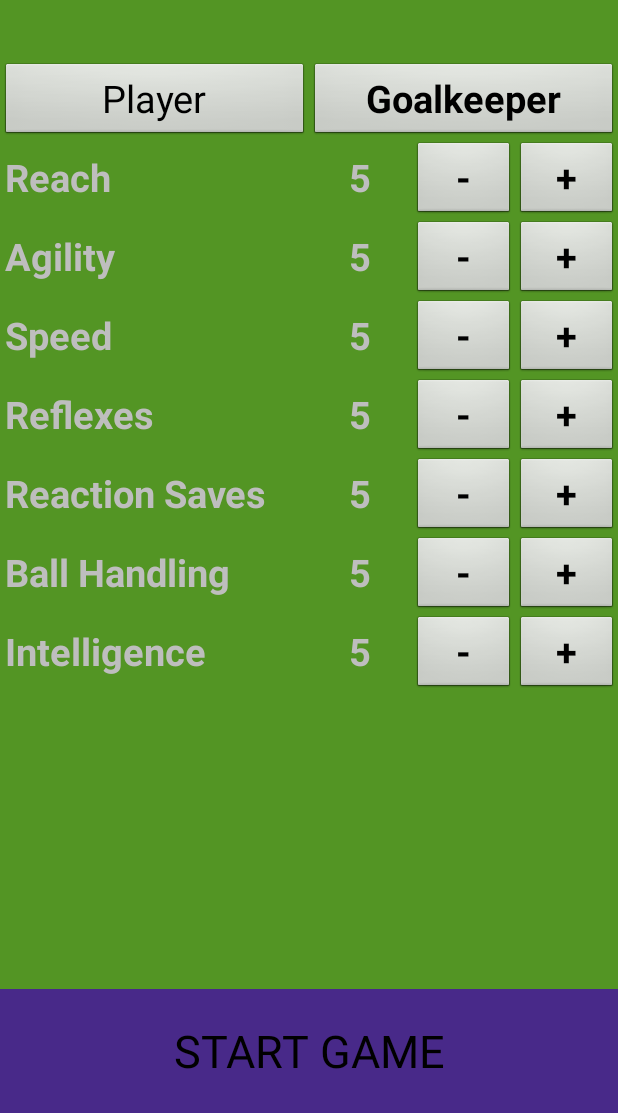
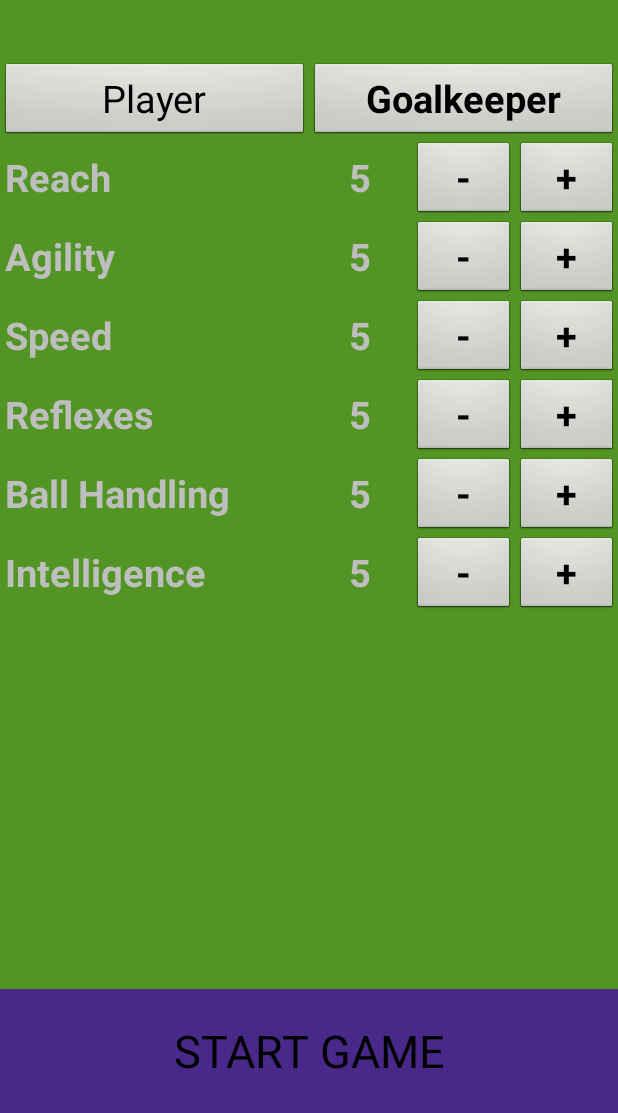
Before and after one commit to Mardaukar/EpicalFootball, an Android app: the screen it shows after launch (MenuActivity), after a tap on "Goalkeeper", on a phone screen of 412 x 824 dp, the part 123-1236 px from its top. Run offline under Robolectric (Android 15) with nearby library versions, the phone set to English and light mode, and no system bars.

Commit message:
Remove reaction saves

```diff
--- a/app/src/main/java/com/example/epicalfootball/activities/MenuActivity.java
+++ b/app/src/main/java/com/example/epicalfootball/activities/MenuActivity.java
@@ -130,8 +130,8 @@ public class MenuActivity extends Activity {
         TextView goalkeeperReflexesView = findViewById(R.id.goalkeeper_reflexes_attribute_textView);
         goalkeeperReflexesView.setText(Integer.toString(this.goalkeeperReflexesAttribute));
 
-        TextView goalkeeperReactionSavesView = findViewById(R.id.goalkeeper_reaction_saves_attribute_textView);
-        goalkeeperReactionSavesView.setText(Integer.toString(this.goalkeeperReactionSavesAttribute));
+        //TextView goalkeeperReactionSavesView = findViewById(R.id.goalkeeper_reaction_saves_attribute_textView);
+        //goalkeeperReactionSavesView.setText(Integer.toString(this.goalkeeperReactionSavesAttribute));
 
         TextView goalkeeperBallHandlingView = findViewById(R.id.goalkeeper_ball_handling_attribute_textView);
         goalkeeperBallHandlingView.setText(Integer.toString(this.goalkeeperBallHandlingAttribute));
@@ -387,7 +387,7 @@ public class MenuActivity extends Activity {
         }
     }
 
-    public void decreaseGoalkeeperReactionSaves(View view) {
+    /*public void decreaseGoalkeeperReactionSaves(View view) {
         if (this.goalkeeperReactionSavesAttribute > MIN_ATTRIBUTE) {
             this.goalkeeperReactionSavesAttribute -= ATTRIBUTE_INCREMENT;
             TextView goalkeeperReactionSavesView = findViewById(R.id.goalkeeper_reaction_saves_attribute_textView);
@@ -401,7 +401,7 @@ public class MenuActivity extends Activity {
             TextView goalkeeperReactionSavesView = findViewById(R.id.goalkeeper_reaction_saves_attribute_textView);
             goalkeeperReactionSavesView.setText(Integer.toString(this.goalkeeperReactionSavesAttribute));
         }
-    }
+    }*/
 
     public void decreaseGoalkeeperGoalkeepingIntelligence(View view) {
         if (this.goalkeeperGoalkeepingIntelligenceAttribute > MIN_ATTRIBUTE) {
--- a/app/src/main/res/layout/menu_goalkeeper_attributes.xml
+++ b/app/src/main/res/layout/menu_goalkeeper_attributes.xml
@@ -231,7 +231,7 @@
                     android:textSize="25dp"
                     android:textStyle="bold" />
             </TableRow>
-
+            <!--
             <TableRow>
                 <TextView
                     android:layout_weight="3"
@@ -273,6 +273,7 @@
                     android:textSize="25dp"
                     android:textStyle="bold" />
             </TableRow>
+            -->
 
             <TableRow>
                 <TextView
```
